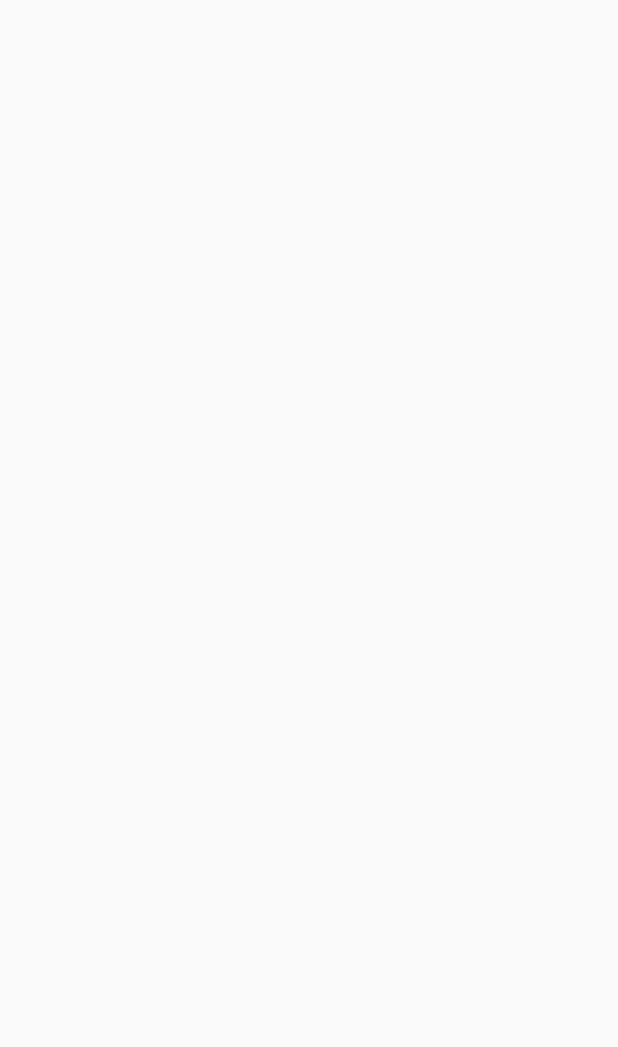
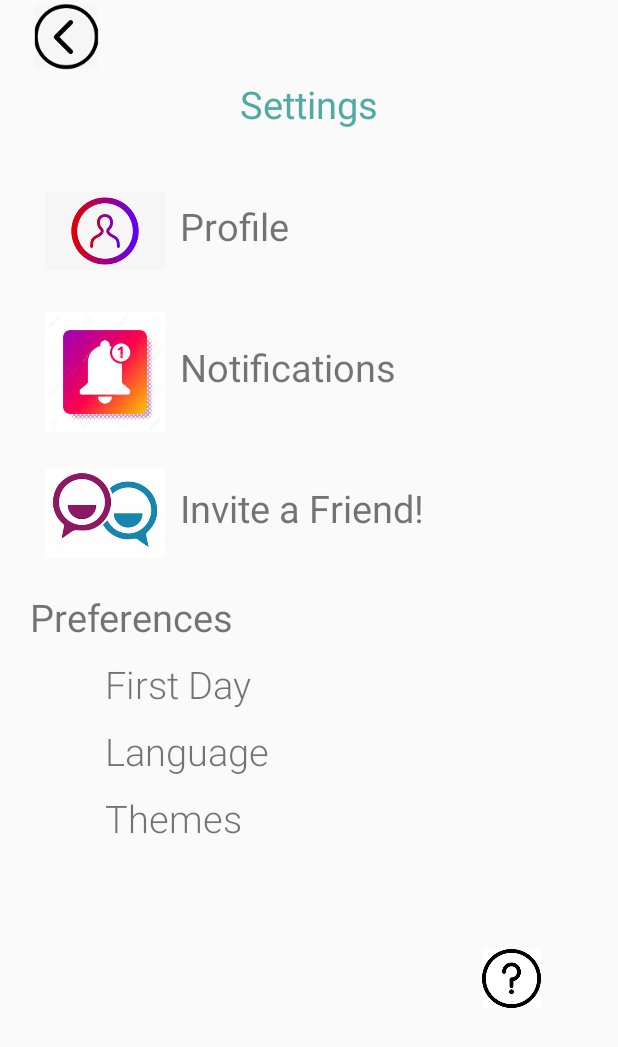
Before and after one commit to bkcyanne/swen3001_group_project, an Android app: the settings screen opened directly, with no data from a screen before it, on a phone screen of 412 x 824 dp. Before the commit the part shown is empty. Shown: the top 1047 px of the screen. Run offline under Robolectric (Android 15) with nearby library versions, the phone set to English and light mode, and no system bars.

Commit message:
Settings  completed with linear layout

```diff
--- a/Android Dev/app/src/main/res/layout/activity_settings.xml
+++ b/Android Dev/app/src/main/res/layout/activity_settings.xml
@@ -6,4 +6,167 @@
     android:layout_height="match_parent"
     tools:context=".MainActivity"
     android:orientation="vertical">
+    <LinearLayout
+        android:layout_width="match_parent"
+        android:layout_height="52dp"
+        android:gravity="top"
+        android:orientation="horizontal"
+        tools:ignore="UselessParent">
+
+        <RelativeLayout
+            android:id="@+id/relativeLayout1"
+            android:layout_width="fill_parent"
+            android:layout_height="54dp">
+
+            <ImageView
+                android:id="@+id/backButtonIcon2"
+                android:layout_width="65dp"
+                android:layout_height="50dp"
+                android:layout_alignParentStart="true"
+                android:layout_alignParentEnd="true"
+                android:layout_marginStart="11dp"
+                android:layout_marginEnd="335dp"
+                android:contentDescription="@string/warning"
+                app:srcCompat="@drawable/backprofilepageicon" />
+
+        </RelativeLayout>
+
+    </LinearLayout>
+
+    <TextView
+        android:id="@+id/settings"
+        android:layout_width="match_parent"
+        android:layout_height="50dp"
+        android:text="@string/Settings"
+        android:textAlignment="center"
+        android:textColor="#52AAA5"
+        android:textSize="25sp"
+        android:layout_marginBottom="10dp"
+        />
+    <LinearLayout
+        android:layout_width="match_parent"
+        android:layout_height="84dp"
+        android:layout_marginBottom="10dp"
+        android:orientation="horizontal"
+        android:layout_marginStart="30dp">
+
+        <ImageView
+            android:id="@+id/imageView"
+            android:layout_width="80dp"
+            android:layout_height="match_parent"
+            android:contentDescription="@string/LinkedAccounts"
+            app:srcCompat="@drawable/accounticon"
+            android:layout_marginRight="10dp"/>
+
+
+        <TextView
+            android:id="@+id/ProfileClicker"
+            android:layout_width="match_parent"
+            android:layout_height="52dp"
+            android:layout_gravity="center"
+            android:text="@string/Profile"
+            android:textSize="25sp"
+            android:layout_marginTop="5dp"/>
+    </LinearLayout>
+    <LinearLayout
+        android:layout_width="match_parent"
+        android:layout_height="84dp"
+        android:layout_marginBottom="10dp"
+        android:orientation="horizontal"
+        android:layout_marginStart="30dp">
+
+        <ImageView
+            android:id="@+id/notificationImage"
+            android:layout_width="80dp"
+            android:layout_height="match_parent"
+            android:contentDescription="@string/LinkedAccounts"
+            app:srcCompat="@drawable/notificationicon"
+            android:layout_marginRight="10dp"/>
+
+
+        <TextView
+            android:id="@+id/Notifications"
+            android:layout_width="match_parent"
+            android:layout_height="52dp"
+            android:layout_gravity="center"
+            android:text="@string/Notifications"
+            android:textSize="25sp"
+            android:layout_marginTop="5dp"/>
+    </LinearLayout>
+    <LinearLayout
+        android:layout_width="match_parent"
+        android:layout_height="84dp"
+        android:layout_marginBottom="10dp"
+        android:orientation="horizontal"
+        android:layout_marginStart="30dp">
+
+        <ImageView
+            android:id="@+id/invitefriendicon"
+            android:layout_width="80dp"
+            android:layout_height="match_parent"
+            android:contentDescription="@string/LinkedAccounts"
+            app:srcCompat="@drawable/inviteafriendicon"
+            android:layout_marginRight="10dp"/>
+
+
+        <TextView
+            android:id="@+id/inviteFriend"
+            android:layout_width="match_parent"
+            android:layout_height="52dp"
+            android:layout_gravity="center"
+            android:text="@string/InviteFriend"
+            android:textSize="25sp"
+            android:layout_marginTop="5dp"/>
+    </LinearLayout>
+
+    <TextView
+        android:id="@+id/Preferences"
+        android:layout_width="match_parent"
+        android:layout_height="wrap_content"
+        android:text="@string/preferences"
+        android:textSize="25sp"
+        android:layout_marginStart="20dp"/>
+
+    <TextView
+        android:id="@+id/FirstDay"
+        android:layout_width="match_parent"
+        android:layout_height="wrap_content"
+        android:fontFamily="sans-serif-light"
+        android:text="@string/FirstDay"
+        android:textSize="25sp"
+        android:layout_marginStart="70dp"
+        android:layout_marginTop="10dp"/>
+
+    <TextView
+        android:id="@+id/Language"
+        android:layout_width="match_parent"
+        android:layout_height="wrap_content"
+        android:fontFamily="sans-serif-light"
+
+        android:text="@string/Language"
+        android:textSize="25sp"
+        android:layout_marginStart="70dp"
+        android:layout_marginTop="10dp"/>
+
+    <TextView
+        android:id="@+id/Themes"
+        android:layout_width="match_parent"
+        android:layout_height="wrap_content"
+        android:fontFamily="sans-serif-light"
+
+        android:text="@string/Themes"
+        android:textSize="25sp"
+        android:layout_marginStart="70dp"
+        android:layout_marginTop="10dp"/>
+
+    <ImageView
+        android:id="@+id/helpicon"
+        android:layout_width="match_parent"
+        android:layout_height="39dp"
+
+        app:srcCompat="@drawable/helpicon"
+        android:layout_marginLeft="270dp"
+        android:layout_marginTop="70dp"
+        />
+
 </LinearLayout>
```
